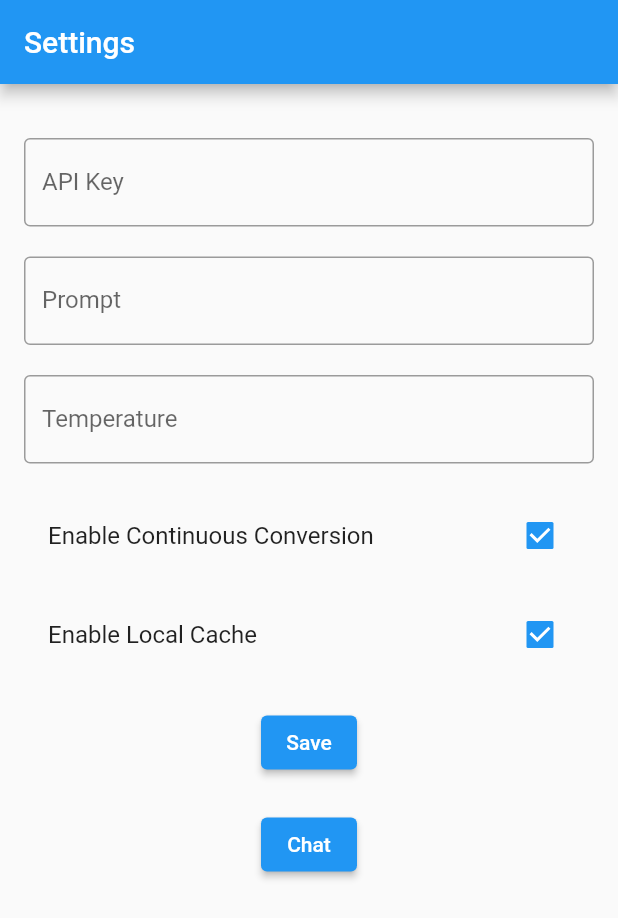
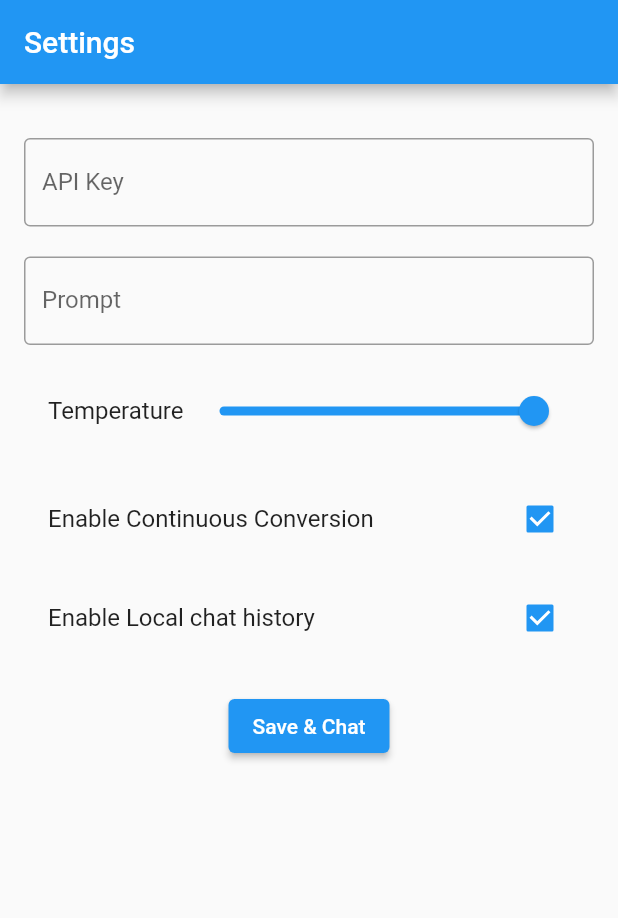
Before and after one commit to itiiss/ChatShell, a Flutter app: the screen it shows after launch, on a phone screen of 412 x 824 dp. Shown: the top 918 px of the screen. Run offline on Flutter 3.47's test engine with Material 2 defaults, Android fonts, the phone set to English and light mode, and no system bars; our stand-ins replace get, shared_preferences.

Commit message:
feat: add temperature, history, continous setting

```diff
--- a/lib/chat_service.dart
+++ b/lib/chat_service.dart
@@ -16,13 +16,12 @@ class ChatService {
   ) async {
     final messages = lastChat?.map((message) {
           return {
-            "role": message.type == MessageType.user ? "user" : "assistant",
+            "role":
+                message.role == MessageType.user.name ? "user" : "assistant",
             "content": message.content,
           };
         }).toList() ??
         [];
-
-    print('service: $content, $prompt, $temperature');
 
     messages.add({"role": "user", "content": content});
 
--- a/lib/main.dart
+++ b/lib/main.dart
@@ -32,7 +32,7 @@ class SettingController extends GetxController {
 
   setApiKey(value) => apiKey.value = value;
   setPrompt(value) => prompt.value = value;
-  setTemperature(value) => temperature.value = double.tryParse(value) ?? 0;
+  setTemperature(value) => temperature.value = value;
   setEnableContinuousConversion(value) =>
       enableContinuousConversion.value = value;
   setEnableLocalCache(value) => enableLocalCache.value = value;
@@ -53,6 +53,33 @@ class Home extends StatelessWidget {
         labelText: label,
       ),
       onChanged: onChanged,
+    );
+  }
+
+  Widget _buildSlider({
+    required void Function(double) onChanged,
+    required String label,
+    required double value,
+  }) {
+    return Padding(
+      padding: const EdgeInsets.symmetric(horizontal: 16),
+      child: Row(
+        mainAxisAlignment: MainAxisAlignment.spaceBetween,
+        children: [
+          Text(
+            label,
+            style: const TextStyle(fontSize: 16),
+          ),
+          Expanded(
+            child: Slider(
+              value: value,
+              min: 0.0,
+              max: 1.0,
+              onChanged: onChanged,
+            ),
+          ),
+        ],
+      ),
     );
   }
 
@@ -94,13 +121,13 @@ class Home extends StatelessWidget {
                   },
                 ),
                 const SizedBox(height: 20),
-                _buildTextField(
-                    label: 'Temperature',
-                    onChanged: (value) {
-                      settingController.setTemperature(value);
-                    },
-                    keyboardType:
-                        const TextInputType.numberWithOptions(decimal: true)),
+                _buildSlider(
+                  label: 'Temperature',
+                  value: settingController.temperature.value,
+                  onChanged: (value) {
+                    settingController.setTemperature(value);
+                  },
+                ),
                 const SizedBox(height: 20),
                 CheckboxListTile(
                   title: const Text('Enable Continuous Conversion'),
@@ -111,7 +138,7 @@ class Home extends StatelessWidget {
                 ),
                 const SizedBox(height: 10),
                 CheckboxListTile(
-                  title: const Text('Enable Local Cache'),
+                  title: const Text('Enable Local chat history'),
                   value: settingController.enableLocalCache.value,
                   onChanged: (value) {
                     settingController.setEnableLocalCache(value);
@@ -119,15 +146,11 @@ class Home extends StatelessWidget {
                 ),
                 const SizedBox(height: 20),
                 ElevatedButton(
-                  onPressed: _saveSettings,
-                  child: const Text('Save'),
-                ),
-                const SizedBox(height: 20),
-                ElevatedButton(
                   onPressed: () {
+                    _saveSettings();
                     Get.to(() => const ChatPage());
                   },
-                  child: const Text('Chat'),
+                  child: const Text('Save & Chat'),
                 ),
               ],
             ),
```
Also changed, not shown: lib/chat.dart (+36 -10 lines), lib/chat_history.dart (added, +43 -0 lines).
